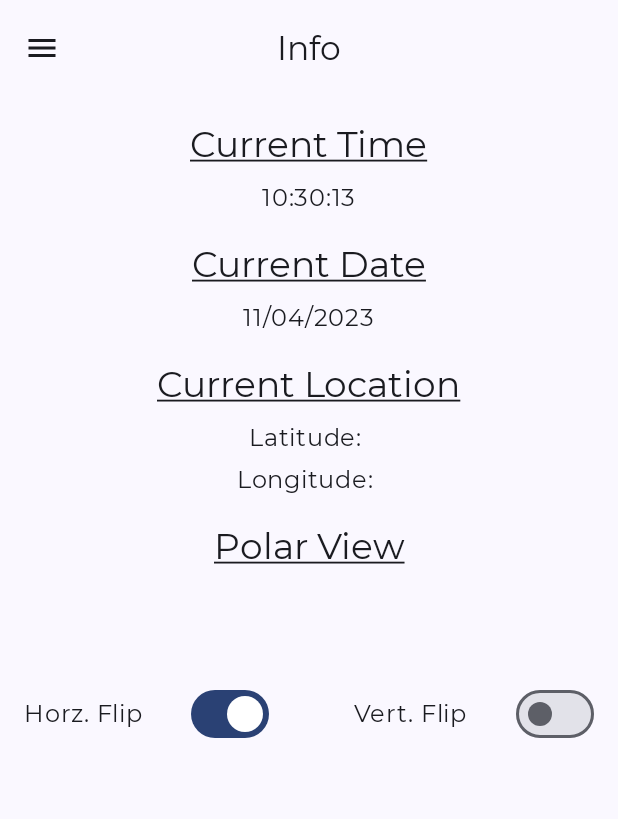
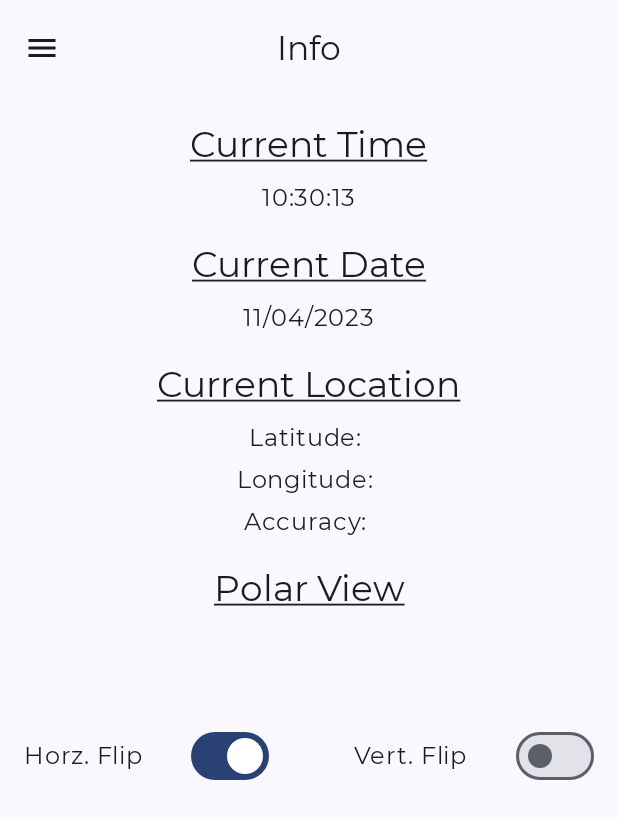
Before and after one commit to jeffrwatts/StarGazer, an Android app built with Jetpack Compose: the InfoScreen screen opened through its navigation route, on a phone screen of 412 x 824 dp. Shown: the top 819 px of the screen. Run offline under Robolectric (Android 15) with nearby library versions, the phone set to English and light mode, and no system bars.

Commit message:
Added Accuracy

```diff
--- a/app/src/main/java/com/jeffrwatts/stargazer/ui/info/InfoScreen.kt
+++ b/app/src/main/java/com/jeffrwatts/stargazer/ui/info/InfoScreen.kt
@@ -71,25 +71,27 @@ fun InfoScreen(
             modifier = contentModifier.fillMaxSize(),
             horizontalAlignment = Alignment.CenterHorizontally
         ) {
+            // Time
             item { Spacer(modifier = Modifier.height(16.dp)) }
-
             item { InfoSectionHeader(title = "Current Time") }
             item { Text(text = uiState.currentTime, style = MaterialTheme.typography.bodyLarge) }
 
+            // Date
             item { Spacer(modifier = Modifier.height(16.dp)) }
-
             item { InfoSectionHeader(title = "Current Date") }
             item { Text(text = uiState.currentDate, style = MaterialTheme.typography.bodyLarge) }
 
+            // Location
             item { Spacer(modifier = Modifier.height(16.dp)) }
-
             item { InfoSectionHeader(title = "Current Location") }
             item { Text(text = "Latitude: ${uiState.latitude}", style = MaterialTheme.typography.bodyLarge) }
             item { Spacer(modifier = Modifier.height(4.dp)) }
             item { Text(text = "Longitude: ${uiState.longitude}", style = MaterialTheme.typography.bodyLarge) }
+            item { Spacer(modifier = Modifier.height(4.dp)) }
+            item { Text(text = "Accuracy: ${uiState.accuracy}", style = MaterialTheme.typography.bodyLarge) }
 
+            // Polar View
             item { Spacer(modifier = Modifier.height(16.dp)) }
-
             item { InfoSectionHeader(title = "Polar View") }
             item { Spacer(modifier = Modifier.height(32.dp)) }
             item {
--- a/app/src/main/java/com/jeffrwatts/stargazer/ui/info/InfoViewModel.kt
+++ b/app/src/main/java/com/jeffrwatts/stargazer/ui/info/InfoViewModel.kt
@@ -16,7 +16,7 @@ import java.util.Locale
 class InfoViewModel (
     private val locationRepository: LocationRepository
 ) : ViewModel() {
-    private val _state = MutableStateFlow(InfoUiState("", "", "", "", 0.0, 0.0))
+    private val _state = MutableStateFlow(InfoUiState("", "", "", "", "", 0.0, 0.0))
     val state: StateFlow<InfoUiState> = _state
 
     companion object {
@@ -58,6 +58,7 @@ class InfoViewModel (
                         currentState.copy(
                             latitude = Utils.decimalToDMS(it.latitude, "N", "S"),
                             longitude = Utils.decimalToDMS(it.longitude, "E", "W"),
+                            accuracy = "${it.accuracy} meters",
                             polarisX = polarisX,
                             polarisY = polarisY
                         )
@@ -109,6 +110,7 @@ data class InfoUiState(
     val currentDate: String,
     val latitude: String,
     val longitude: String,
+    val accuracy: String,
     val polarisX: Double,
     val polarisY: Double,
     val isHorizontalFlip: Boolean = true,
```
